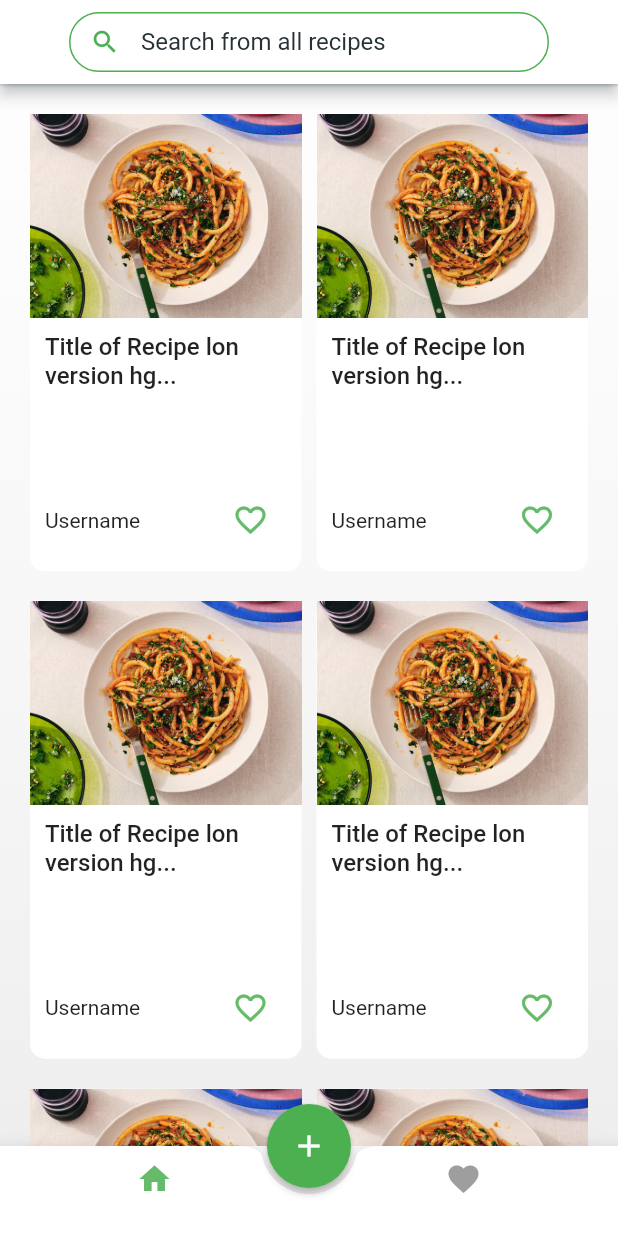
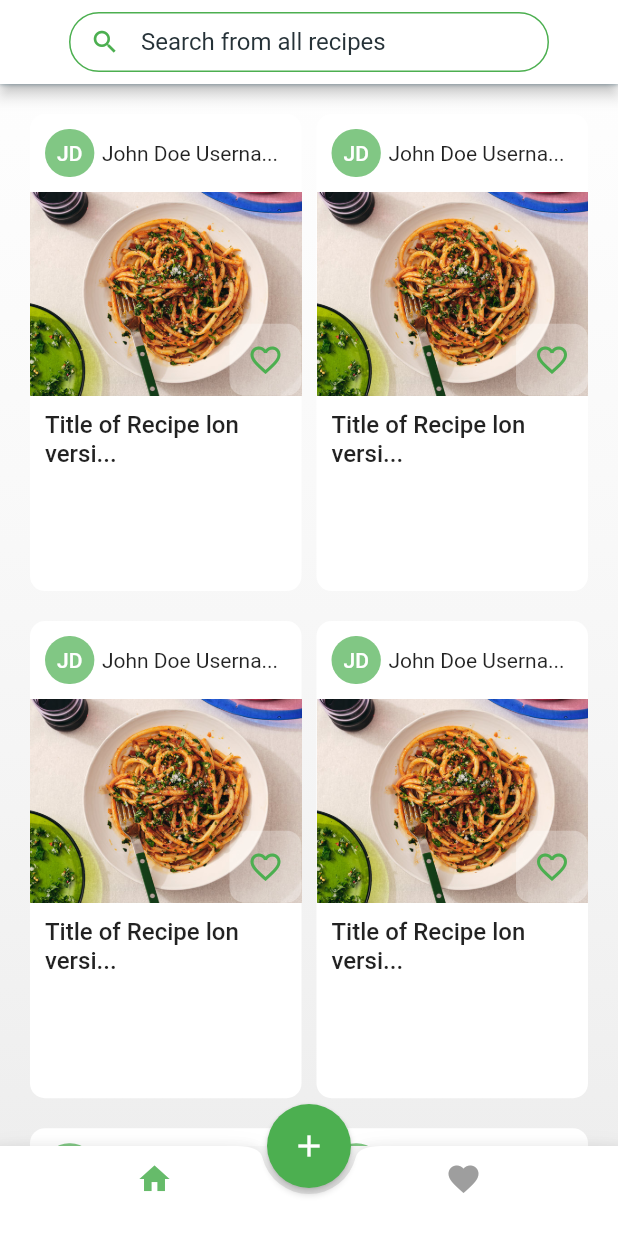
Before and after one commit to phemmyadot/cook-book, a Flutter app: the screen it shows after launch, on a phone screen of 412 x 824 dp. Run offline on Flutter 3.47's test engine with Material 2 defaults, Android fonts, the phone set to English and light mode, and no system bars; Roboto replaces fonts that are missing (Avenir Next).

Commit message:
modified recipe card

```diff
--- a/lib/screens/recipe_page.dart
+++ b/lib/screens/recipe_page.dart
@@ -26,7 +26,7 @@ class _RecipePageState extends State<RecipePage> {
             key: refreshKey,
             onRefresh: () => null,
             child: GridView.count(
-                childAspectRatio: screenWidth / (screenHeight - 130),
+                childAspectRatio: screenWidth / (screenHeight - 100),
                 shrinkWrap: true,
                 physics: ClampingScrollPhysics(),
                 primary: false,
--- a/lib/widgets/recipe_card.dart
+++ b/lib/widgets/recipe_card.dart
@@ -30,7 +30,55 @@ class _RecipeCardState extends State<RecipeCard> {
         child: Column(
           crossAxisAlignment: CrossAxisAlignment.start,
           children: [
-            Image(image: AssetImage('assets/images/sample.jpg')),
+            SizedBox(height: 10),
+            Row(
+              children: [
+                Row(
+                  children: [
+                    SizedBox(width: 10),
+                    Container(
+                      padding: EdgeInsets.all(8),
+                      decoration: BoxDecoration(
+                        borderRadius: BorderRadius.circular(20),
+                        color: Colors.green[500].withOpacity(0.7),
+                      ),
+                      child: Text('JD',
+                          style: TextStyle(
+                              color: Colors.white,
+                              fontWeight: FontWeight.w500)),
+                    ),
+                    SizedBox(width: 5),
+                    Text(truncateWithEllipsis(15, 'John Doe Username'),
+                        style: TextStyle(fontSize: 14.0)),
+                    SizedBox(width: 10),
+                  ],
+                ),
+              ],
+            ),
+            SizedBox(height: 10),
+            Stack(
+              children: [
+                Image(image: AssetImage('assets/images/sample.jpg')),
+                Positioned(
+                  bottom: 0,
+                  right: 0,
+                  child: Container(
+                    decoration: BoxDecoration(
+                      borderRadius: BorderRadius.circular(10),
+                      color: Colors.white.withOpacity(0.3),
+                    ),
+                    child: IconButton(
+                        icon: Icon(
+                          widget.isFavorite
+                              ? Icons.favorite_sharp
+                              : Icons.favorite_outline_sharp,
+                          color: Colors.green[500],
+                        ),
+                        onPressed: null),
+                  ),
+                )
+              ],
+            ),
             Expanded(
               child: Padding(
                 padding: const EdgeInsets.all(10.0),
@@ -38,28 +86,16 @@ class _RecipeCardState extends State<RecipeCard> {
                   crossAxisAlignment: CrossAxisAlignment.start,
                   mainAxisAlignment: MainAxisAlignment.spaceBetween,
                   children: [
-                    Text(
+                    Expanded(
+                      child: Text(
                         widget.isFavorite
                             ? 'test this'
                             : truncateWithEllipsis(
-                                30, 'Title of Recipe lon version hggggg'),
+                                25, 'Title of Recipe lon version hggggg'),
                         style: TextStyle(
-                            fontSize: 16.0, fontWeight: FontWeight.w500)),
-                    // SizedBox(height: 5),
-                    Row(
-                      mainAxisAlignment: MainAxisAlignment.spaceBetween,
-                      children: [
-                        Text('Username', style: TextStyle(fontSize: 14.0)),
-                        IconButton(
-                            icon: Icon(
-                              widget.isFavorite
-                                  ? Icons.favorite_sharp
-                                  : Icons.favorite_outline_sharp,
-                              color: Colors.green[400],
-                            ),
-                            onPressed: null)
-                      ],
-                    )
+                            fontSize: 16.0, fontWeight: FontWeight.w500),
+                      ),
+                    ),
                   ],
                 ),
               ),
```
